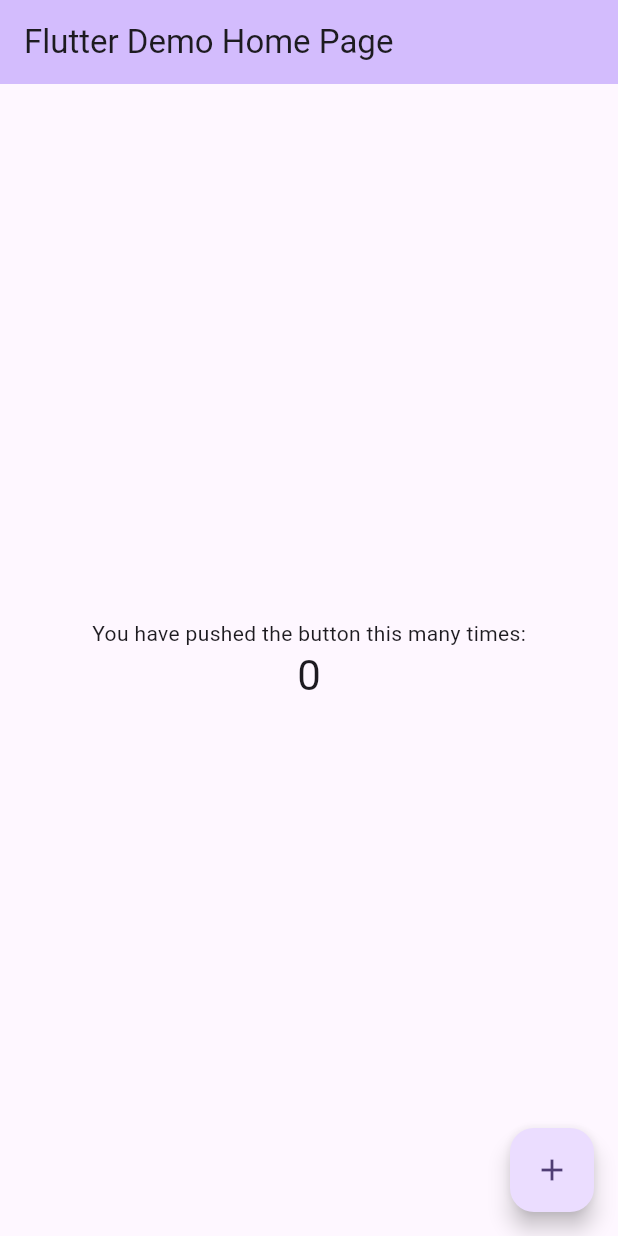
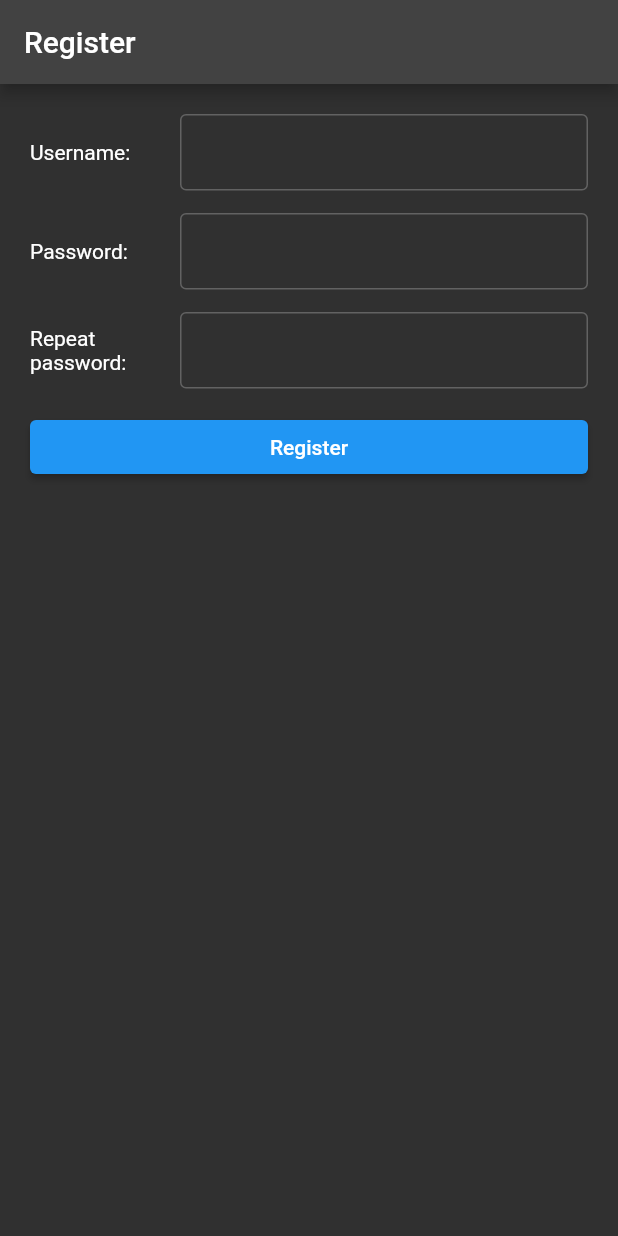
Before and after one commit to arogina/webshop-flutter, a Flutter app: the screen it shows after launch, on a phone screen of 412 x 824 dp. Run offline on Flutter 3.47's test engine with Material 2 defaults, Android fonts, the phone set to English and light mode, and no system bars.

Commit message:
Added register screen

```diff
--- /dev/null
+++ b/lib/app/screens/register_screen.dart
@@ -0,0 +1,74 @@
+import 'package:flutter/material.dart';
+import 'package:webshop_flutter/app/widgets/named_button.dart';
+import 'package:webshop_flutter/app/widgets/named_textfield.dart';
+
+class RegisterScreen extends StatefulWidget {
+  const RegisterScreen({super.key});
+
+  @override
+  State<RegisterScreen> createState() => _RegisterScreenState();
+}
+
+class _RegisterScreenState extends State<RegisterScreen> {
+  final _userNameController = TextEditingController();
+  final _passwordController = TextEditingController();
+  final _repeatPasswordController = TextEditingController();
+
+  final _userNameFocus = FocusNode();
+  final _passwordFocus = FocusNode();
+  final _repeatPasswordFocus = FocusNode();
+
+  @override
+  void dispose() {
+    _userNameController.dispose();
+    _passwordController.dispose();
+    _userNameFocus.dispose();
+    _passwordFocus.dispose();
+    super.dispose();
+  }
+
+  @override
+  Widget build(BuildContext context) {
+    return Scaffold(
+      appBar: AppBar(title: const Text("Register")),
+      body: Container(
+        padding: const EdgeInsets.all(20),
+        width: double.infinity,
+        child: ListView(
+          children: [
+            NamedTextField(
+              text: "Username:",
+              controller: _userNameController,
+              focusNode: _userNameFocus,
+            ),
+            const SizedBox(
+              height: 15,
+            ),
+            NamedTextField(
+              text: "Password:",
+              controller: _passwordController,
+              focusNode: _passwordFocus,
+              isPassword: true,
+            ),
+            const SizedBox(
+              height: 15,
+            ),
+            NamedTextField(
+              text: "Repeat password:",
+              controller: _repeatPasswordController,
+              focusNode: _repeatPasswordFocus,
+              isPassword: true,
+            ),
+            const SizedBox(
+              height: 15,
+            ),
+            NamedButton(
+              text: 'Register',
+              onClick: () => {},
+            )
+          ],
+        ),
+      ),
+    );
+  }
+}
--- /dev/null
+++ b/lib/app/widgets/named_button.dart
@@ -0,0 +1,24 @@
+import 'package:flutter/material.dart';
+
+class NamedButton extends StatefulWidget {
+  final String text;
+  final VoidCallback onClick;
+  const NamedButton({
+    super.key,
+    required this.text,
+    required this.onClick,
+  });
+
+  @override
+  State<NamedButton> createState() => _NamedButtonState();
+}
+
+class _NamedButtonState extends State<NamedButton> {
+  @override
+  Widget build(BuildContext context) {
+    return ElevatedButton(
+      onPressed: widget.onClick,
+      child: Text(widget.text),
+    );
+  }
+}
--- /dev/null
+++ b/lib/app/widgets/named_textfield.dart
@@ -0,0 +1,47 @@
+import 'package:flutter/material.dart';
+
+class NamedTextField extends StatefulWidget {
+  final String text;
+  final TextEditingController controller;
+  final FocusNode focusNode;
+  final bool isPassword;
+  const NamedTextField({
+    super.key,
+    required this.text,
+    required this.controller,
+    required this.focusNode,
+    this.isPassword = false,
+  });
+
+  @override
+  State<NamedTextField> createState() => _NamedTextFieldState();
+}
+
+class _NamedTextFieldState extends State<NamedTextField> {
+  @override
+  Widget build(BuildContext context) {
+    return Row(
+      children: [
+        SizedBox(
+          width: 100,
+          child: Text(widget.text),
+        ),
+        Expanded(
+            child: TextFormField(
+          controller: widget.controller,
+          decoration: const InputDecoration(
+            enabledBorder: OutlineInputBorder(
+                borderSide: BorderSide(width: 1, color: Colors.white24)),
+            focusedBorder: OutlineInputBorder(
+                borderSide: BorderSide(width: 1, color: Colors.white54)),
+            isDense: true,
+          ),
+          style: const TextStyle(
+            color: Colors.white,
+          ),
+          obscureText: widget.isPassword,
+        ))
+      ],
+    );
+  }
+}
--- a/lib/main.dart
+++ b/lib/main.dart
@@ -1,4 +1,5 @@
 import 'package:flutter/material.dart';
+import 'package:webshop_flutter/app/screens/register_screen.dart';
 
 void main() {
   runApp(const MyApp());
@@ -11,100 +12,10 @@ class MyApp extends StatelessWidget {
   @override
   Widget build(BuildContext context) {
     return MaterialApp(
-      title: 'Flutter Demo',
-      theme: ThemeData(
-        colorScheme: ColorScheme.fromSeed(seedColor: Colors.deepPurple),
-        useMaterial3: true,
-      ),
-      home: const MyHomePage(title: 'Flutter Demo Home Page'),
+      debugShowCheckedModeBanner: false,
+      title: 'WebShop',
+      theme: ThemeData.dark(),
+      home: const RegisterScreen(),
     );
   }
 }
-
-class MyHomePage extends StatefulWidget {
-  const MyHomePage({super.key, required this.title});
-
-  // This widget is the home page of your application. It is stateful, meaning
-  // that it has a State object (defined below) that contains fields that affect
-  // how it looks.
-
-  // This class is the configuration for the state. It holds the values (in this
-  // case the title) provided by the parent (in this case the App widget) and
-  // used by the build method of the State. Fields in a Widget subclass are
-  // always marked "final".
-
-  final String title;
-
-  @override
-  State<MyHomePage> createState() => _MyHomePageState();
-}
-
-class _MyHomePageState extends State<MyHomePage> {
-  int _counter = 0;
-
-  void _incrementCounter() {
-    setState(() {
-      // This call to setState tells the Flutter framework that something has
-      // changed in this State, which causes it to rerun the build method below
-      // so that the display can reflect the updated values. If we changed
-      // _counter without calling setState(), then the build method would not be
-      // called again, and so nothing would appear to happen.
-      _counter++;
-    });
-  }
-
-  @override
-  Widget build(BuildContext context) {
-    // This method is rerun every time setState is called, for instance as done
-    // by the _incrementCounter method above.
-    //
-    // The Flutter framework has been optimized to make rerunning build methods
-    // fast, so that you can just rebuild anything that needs updating rather
-    // than having to individually change instances of widgets.
-    return Scaffold(
-      appBar: AppBar(
-        // TRY THIS: Try changing the color here to a specific color (to
-        // Colors.amber, perhaps?) and trigger a hot reload to see the AppBar
-        // change color while the other colors stay the same.
-        backgroundColor: Theme.of(context).colorScheme.inversePrimary,
-        // Here we take the value from the MyHomePage object that was created by
-        // the App.build method, and use it to set our appbar title.
-        title: Text(widget.title),
-      ),
-      body: Center(
-        // Center is a layout widget. It takes a single child and positions it
-        // in the middle of the parent.
-        child: Column(
-          // Column is also a layout widget. It takes a list of children and
-          // arranges them vertically. By default, it sizes itself to fit its
-          // children horizontally, and tries to be as tall as its parent.
-          //
-          // Column has various properties to control how it sizes itself and
-          // how it positions its children. Here we use mainAxisAlignment to
-          // center the children vertically; the main axis here is the vertical
-          // axis because Columns are vertical (the cross axis would be
-          // horizontal).
-          //
-          // TRY THIS: Invoke "debug painting" (choose the "Toggle Debug Paint"
-          // action in the IDE, or press "p" in the console), to see the
-          // wireframe for each widget.
-          mainAxisAlignment: MainAxisAlignment.center,
-          children: <Widget>[
-            const Text(
-              'You have pushed the button this many times:',
-            ),
-            Text(
-              '$_counter',
-              style: Theme.of(context).textTheme.headlineMedium,
-            ),
-          ],
-        ),
-      ),
-      floatingActionButton: FloatingActionButton(
-        onPressed: _incrementCounter,
-        tooltip: 'Increment',
-        child: const Icon(Icons.add),
-      ), // This trailing comma makes auto-formatting nicer for build methods.
-    );
-  }
-}
```
